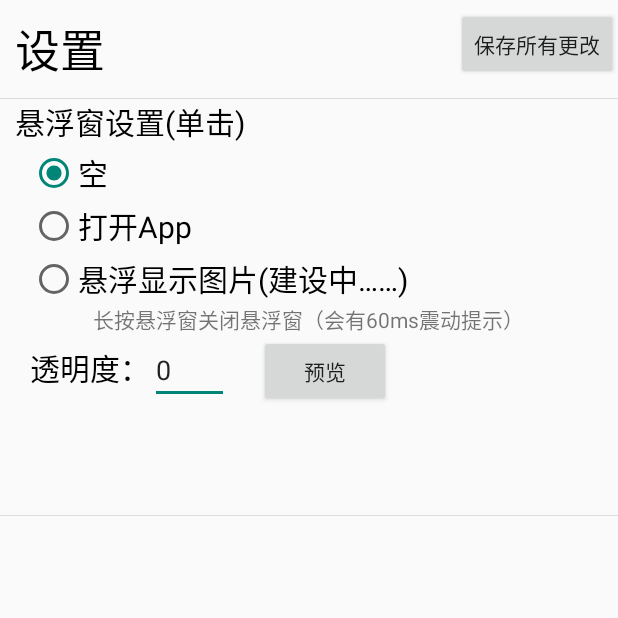
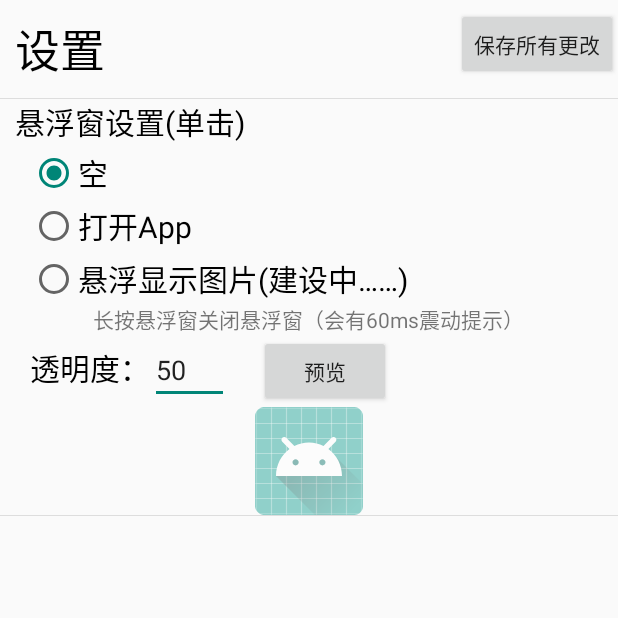
Before and after one commit to Thiasap/SelectPic, an Android app: the MySettings screen opened directly, with no data from a screen before it, on a phone screen of 412 x 824 dp, the top half of it. Run offline under Robolectric (Android 15) with nearby library versions, the phone set to English and light mode, and no system bars.

Commit message:
fix bugs

```diff
--- a/app/build.gradle
+++ b/app/build.gradle
@@ -6,7 +6,7 @@ android {
         applicationId "com.bistu747.selectpic"
         minSdkVersion 19
         targetSdkVersion 27
-        versionCode 4
+        versionCode 5
         versionName "1.3"
 
     }
--- a/app/src/main/java/com/bistu747/selectpic/MainActivity.java
+++ b/app/src/main/java/com/bistu747/selectpic/MainActivity.java
@@ -300,6 +300,8 @@ public class MainActivity extends Activity {
     @Override
     protected void onStop(){
         super.onStop();
-        startService(serviceIntent);
+        if (serviceIntent != null) {
+            startService(serviceIntent);
+        }
     }
 }
--- a/app/src/main/java/com/bistu747/selectpic/MySettings.java
+++ b/app/src/main/java/com/bistu747/selectpic/MySettings.java
@@ -89,7 +89,7 @@ public class MySettings extends Activity {
         RB_Empty = findViewById(R.id.RB_Empty);
         RB_OpenApp = findViewById(R.id.RB_OpenApp);
         RB_OpenPic = findViewById(R.id.RB_OpenPic);
-        int Transparency = sharedPreferences.getInt("Transparency",0);
+        int Transparency = sharedPreferences.getInt("Transparency",50);
         ET_Transparency.setText(String.valueOf(Transparency));
         Log.e(" ","Transparency"+Transparency);
         ImgPre.setAlpha(((float)Transparency)/100);
```
Also changed, not shown: 1 other file.
